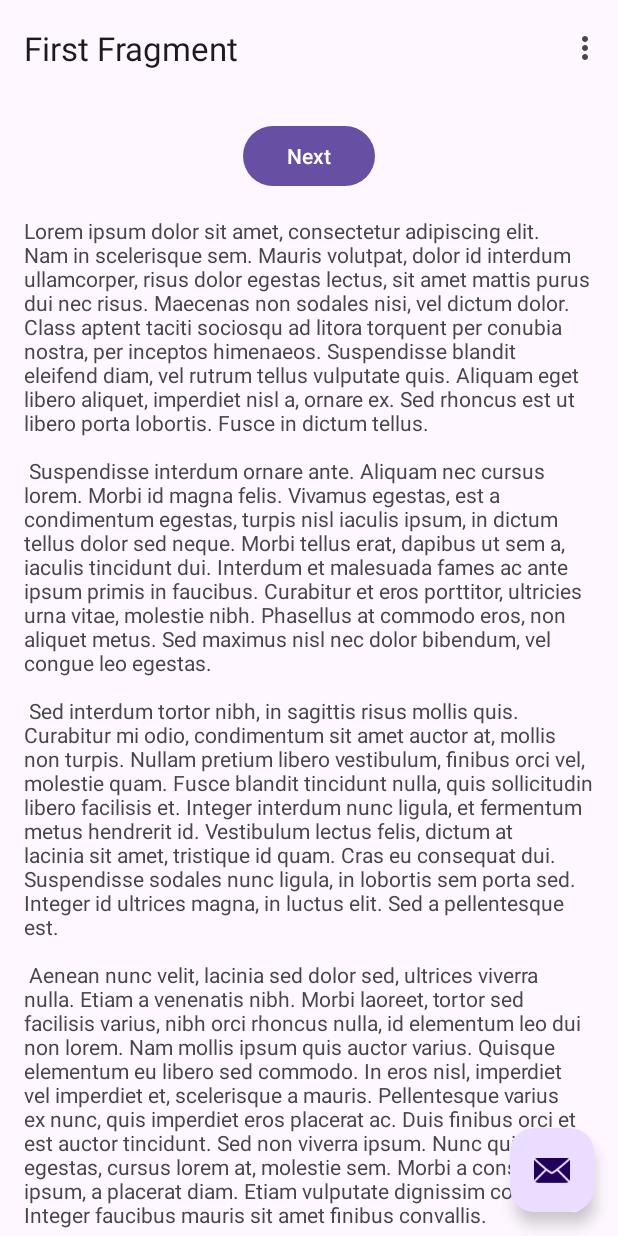
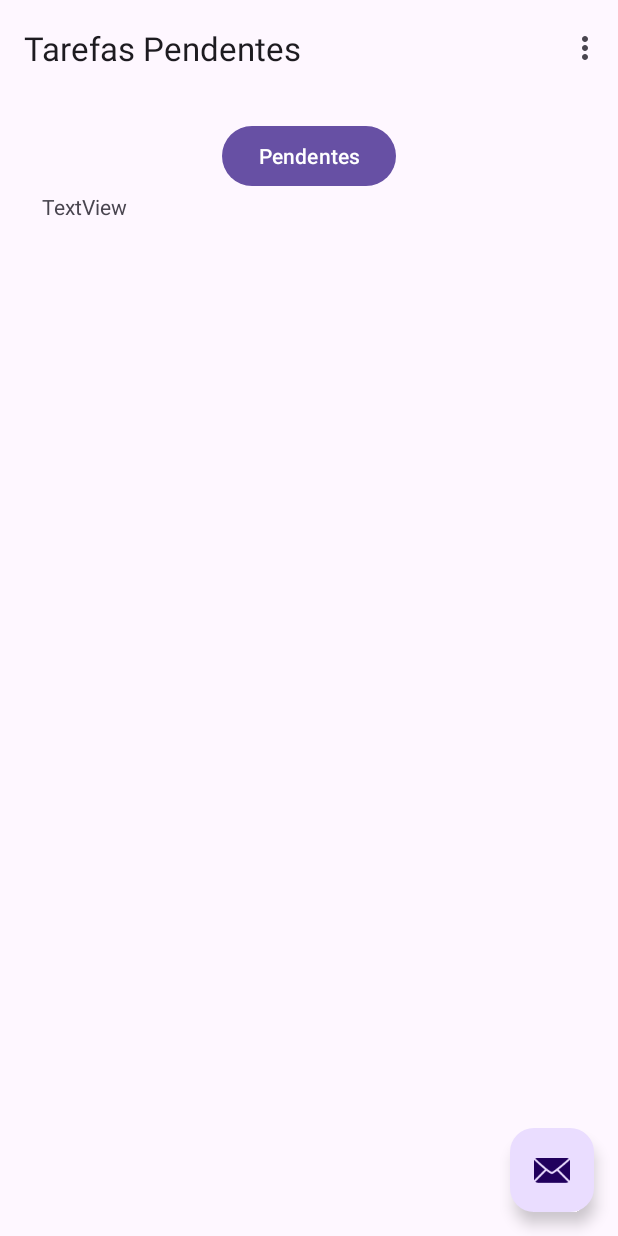
Before and after one commit to profAndreSouza/TasksAPP, an Android app: the screen it shows after launch (MainActivity), on a phone screen of 412 x 824 dp. Run offline under Robolectric (Android 15) with nearby library versions, the phone set to English and light mode, and no system bars; our stand-ins replace navigation-ui.

Commit message:
Update 01

```diff
--- a/app/src/main/res/layout/content_main.xml
+++ b/app/src/main/res/layout/content_main.xml
@@ -1,6 +1,7 @@
 <?xml version="1.0" encoding="utf-8"?>
 <androidx.constraintlayout.widget.ConstraintLayout xmlns:android="http://schemas.android.com/apk/res/android"
     xmlns:app="http://schemas.android.com/apk/res-auto"
+    xmlns:tools="http://schemas.android.com/tools"
     android:layout_width="match_parent"
     android:layout_height="match_parent"
     app:layout_behavior="@string/appbar_scrolling_view_behavior">
@@ -16,4 +17,5 @@
         app:layout_constraintStart_toStartOf="parent"
         app:layout_constraintTop_toTopOf="parent"
         app:navGraph="@navigation/nav_graph" />
+
 </androidx.constraintlayout.widget.ConstraintLayout>
--- a/app/src/main/res/layout/fragment_first.xml
+++ b/app/src/main/res/layout/fragment_first.xml
@@ -15,21 +15,20 @@
             android:id="@+id/button_first"
             android:layout_width="wrap_content"
             android:layout_height="wrap_content"
-            android:text="@string/next"
-            app:layout_constraintBottom_toTopOf="@id/textview_first"
+            android:text="@string/pending_tasks"
             app:layout_constraintEnd_toEndOf="parent"
             app:layout_constraintStart_toStartOf="parent"
             app:layout_constraintTop_toTopOf="parent" />
 
         <TextView
-            android:id="@+id/textview_first"
-            android:layout_width="wrap_content"
-            android:layout_height="wrap_content"
-            android:layout_marginTop="16dp"
-            android:text="@string/lorem_ipsum"
+            android:id="@+id/textView2"
+            android:layout_width="356dp"
+            android:layout_height="636dp"
+            android:text="TextView"
             app:layout_constraintBottom_toBottomOf="parent"
             app:layout_constraintEnd_toEndOf="parent"
             app:layout_constraintStart_toStartOf="parent"
             app:layout_constraintTop_toBottomOf="@id/button_first" />
+
     </androidx.constraintlayout.widget.ConstraintLayout>
 </androidx.core.widget.NestedScrollView>
--- a/app/src/main/res/values/colors.xml
+++ b/app/src/main/res/values/colors.xml
@@ -1,5 +1,5 @@
 <?xml version="1.0" encoding="utf-8"?>
 <resources>
     <color name="black">#FF000000</color>
-    <color name="white">#FFFFFFFF</color>
+    <color name="white">#FFFFFF</color>
 </resources>
--- a/app/src/main/res/values/strings.xml
+++ b/app/src/main/res/values/strings.xml
@@ -2,45 +2,12 @@
     <string name="app_name">Tasks Application</string>
     <string name="action_settings">Settings</string>
     <!-- Strings used for fragments for navigation -->
-    <string name="first_fragment_label">First Fragment</string>
-    <string name="second_fragment_label">Second Fragment</string>
-    <string name="next">Next</string>
-    <string name="previous">Previous</string>
+    <string name="first_fragment_label">Tarefas Pendentes</string>
+    <string name="second_fragment_label">Todas Tarefas</string>
+    <string name="all_tasks">Visualizar Todas</string>
+    <string name="pending_tasks">Pendentes</string>
 
     <string name="lorem_ipsum">
-        Lorem ipsum dolor sit amet, consectetur adipiscing elit. Nam in scelerisque sem. Mauris
-        volutpat, dolor id interdum ullamcorper, risus dolor egestas lectus, sit amet mattis purus
-        dui nec risus. Maecenas non sodales nisi, vel dictum dolor. Class aptent taciti sociosqu ad
-        litora torquent per conubia nostra, per inceptos himenaeos. Suspendisse blandit eleifend
-        diam, vel rutrum tellus vulputate quis. Aliquam eget libero aliquet, imperdiet nisl a,
-        ornare ex. Sed rhoncus est ut libero porta lobortis. Fusce in dictum tellus.\n\n
-        Suspendisse interdum ornare ante. Aliquam nec cursus lorem. Morbi id magna felis. Vivamus
-        egestas, est a condimentum egestas, turpis nisl iaculis ipsum, in dictum tellus dolor sed
-        neque. Morbi tellus erat, dapibus ut sem a, iaculis tincidunt dui. Interdum et malesuada
-        fames ac ante ipsum primis in faucibus. Curabitur et eros porttitor, ultricies urna vitae,
-        molestie nibh. Phasellus at commodo eros, non aliquet metus. Sed maximus nisl nec dolor
-        bibendum, vel congue leo egestas.\n\n
-        Sed interdum tortor nibh, in sagittis risus mollis quis. Curabitur mi odio, condimentum sit
-        amet auctor at, mollis non turpis. Nullam pretium libero vestibulum, finibus orci vel,
-        molestie quam. Fusce blandit tincidunt nulla, quis sollicitudin libero facilisis et. Integer
-        interdum nunc ligula, et fermentum metus hendrerit id. Vestibulum lectus felis, dictum at
-        lacinia sit amet, tristique id quam. Cras eu consequat dui. Suspendisse sodales nunc ligula,
-        in lobortis sem porta sed. Integer id ultrices magna, in luctus elit. Sed a pellentesque
-        est.\n\n
-        Aenean nunc velit, lacinia sed dolor sed, ultrices viverra nulla. Etiam a venenatis nibh.
-        Morbi laoreet, tortor sed facilisis varius, nibh orci rhoncus nulla, id elementum leo dui
-        non lorem. Nam mollis ipsum quis auctor varius. Quisque elementum eu libero sed commodo. In
-        eros nisl, imperdiet vel imperdiet et, scelerisque a mauris. Pellentesque varius ex nunc,
-        quis imperdiet eros placerat ac. Duis finibus orci et est auctor tincidunt. Sed non viverra
-        ipsum. Nunc quis augue egestas, cursus lorem at, molestie sem. Morbi a consectetur ipsum, a
-        placerat diam. Etiam vulputate dignissim convallis. Integer faucibus mauris sit amet finibus
-        convallis.\n\n
-        Phasellus in aliquet mi. Pellentesque habitant morbi tristique senectus et netus et
-        malesuada fames ac turpis egestas. In volutpat arcu ut felis sagittis, in finibus massa
-        gravida. Pellentesque id tellus orci. Integer dictum, lorem sed efficitur ullamcorper,
-        libero justo consectetur ipsum, in mollis nisl ex sed nisl. Donec maximus ullamcorper
-        sodales. Praesent bibendum rhoncus tellus nec feugiat. In a ornare nulla. Donec rhoncus
-        libero vel nunc consequat, quis tincidunt nisl eleifend. Cras bibendum enim a justo luctus
-        vestibulum. Fusce dictum libero quis erat maximus, vitae volutpat diam dignissim.
+        Lorem ipsum dolor sit amet ...
     </string>
 </resources>
```
